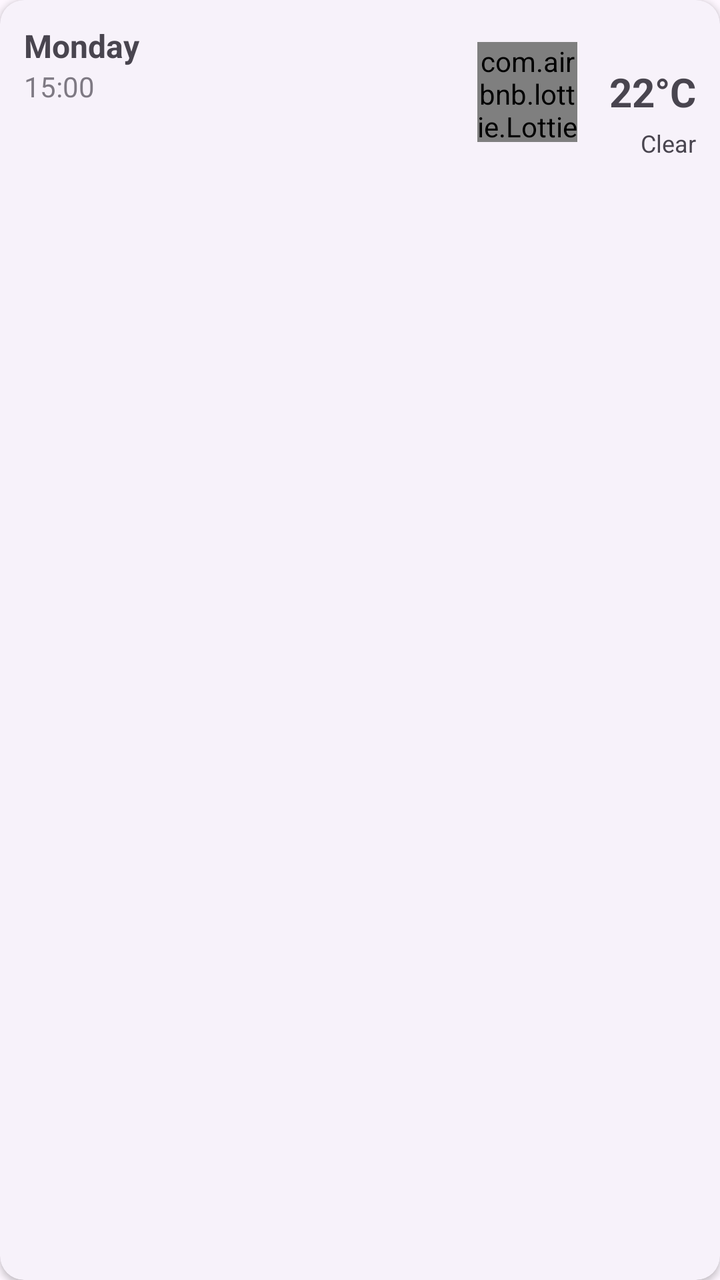
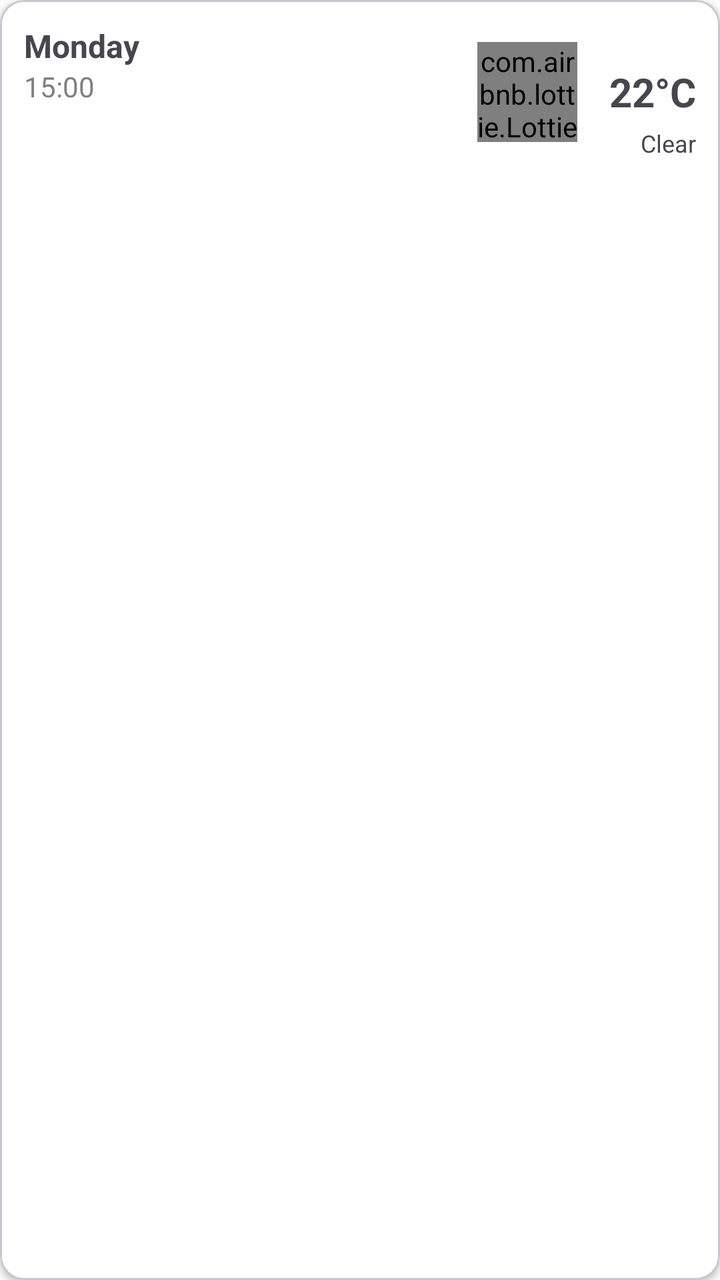

Screens rendered from an Android XML layout before and after an edit, with the pre-edit source and the edit as a unified diff.
<!-- AndroidManifest.xml: application theme Theme.StormCast -->
<!-- res/layout/item_forecast.xml -->
<?xml version="1.0" encoding="utf-8"?>
<com.google.android.material.card.MaterialCardView xmlns:android="http://schemas.android.com/apk/res/android"
    xmlns:app="http://schemas.android.com/apk/res-auto"
    style="@style/Widget.Material3.CardView.Elevated"
    android:layout_width="match_parent"
    android:layout_height="wrap_content"
    android:layout_marginHorizontal="16dp"
    android:layout_marginVertical="6dp"
    app:cardElevation="2dp"
    app:cardCornerRadius="12dp">

    <androidx.constraintlayout.widget.ConstraintLayout
        android:layout_width="match_parent"
        android:layout_height="wrap_content"
        android:padding="12dp">

        <TextView
            android:id="@+id/item_day"
            android:layout_width="wrap_content"
            android:layout_height="wrap_content"
            android:text="Monday"
            android:textSize="16sp"
            android:textStyle="bold"
            app:layout_constraintStart_toStartOf="parent"
            app:layout_constraintTop_toTopOf="parent" />

        <TextView
            android:id="@+id/item_time"
            android:layout_width="wrap_content"
            android:layout_height="wrap_content"
            android:text="15:00"
            android:textSize="14sp"
            android:alpha="0.7"
            app:layout_constraintStart_toStartOf="parent"
            app:layout_constraintTop_toBottomOf="@id/item_day" />

        <com.airbnb.lottie.LottieAnimationView
            android:id="@+id/item_lottie"
            android:layout_width="50dp"
            android:layout_height="50dp"
            app:lottie_loop="true"
            app:layout_constraintBottom_toBottomOf="parent"
            app:layout_constraintEnd_toStartOf="@id/item_temp"
            app:layout_constraintTop_toTopOf="parent"
            android:layout_marginEnd="16dp"/>

        <TextView
            android:id="@+id/item_temp"
            android:layout_width="wrap_content"
            android:layout_height="wrap_content"
            android:text="22°C"
            android:textSize="20sp"
            android:textStyle="bold"
            app:layout_constraintBottom_toBottomOf="parent"
            app:layout_constraintEnd_toEndOf="parent"
            app:layout_constraintTop_toTopOf="parent" />

        <TextView
            android:id="@+id/item_condition"
            android:layout_width="wrap_content"
            android:layout_height="wrap_content"
            android:text="Clear"
            android:textSize="12sp"
            android:layout_marginTop="4dp"
            app:layout_constraintEnd_toEndOf="@id/item_temp"
            app:layout_constraintTop_toBottomOf="@id/item_temp" />

    </androidx.constraintlayout.widget.ConstraintLayout>

</com.google.android.material.card.MaterialCardView>
<!-- resources referenced by this layout -->
<resources>
  <style name="Theme.StormCast" parent="Base.Theme.StormCast" />
  <style name="Base.Theme.StormCast" parent="Theme.Material3.DayNight.NoActionBar">
          
          
      </style>
</resources>

<!-- the commit's change to res/layout/item_forecast.xml (unified diff, before → after) -->
@@ -1,7 +1,6 @@
 <?xml version="1.0" encoding="utf-8"?>
 <com.google.android.material.card.MaterialCardView xmlns:android="http://schemas.android.com/apk/res/android"
     xmlns:app="http://schemas.android.com/apk/res-auto"
-    style="@style/Widget.Material3.CardView.Elevated"
     android:layout_width="match_parent"
     android:layout_height="wrap_content"
     android:layout_marginHorizontal="16dp"
<!-- resource entries referenced after the edit -->
@@ -3,7 +3,32 @@
   <style name="Theme.StormCast" parent="Base.Theme.StormCast" />
   <style name="Base.Theme.StormCast" parent="Theme.Material3.DayNight.NoActionBar">
           
+          <item name="colorPrimary">@color/primary</item>
+          <item name="colorSecondary">@color/secondary</item>
           
+          <item name="android:colorBackground">@color/background</item>
+          <item name="colorOnBackground">@color/on_surface</item>
+  
+          <item name="colorSurface">@color/surface</item>
+          <item name="colorOnSurface">@color/on_surface</item>
+  
+          <item name="colorSurfaceContainer">@color/surface</item>
+          <item name="colorSurfaceContainerLow">@color/surface</item>
+          <item name="colorSurfaceContainerHigh">@color/surface</item>
+          <item name="colorSurfaceContainerHighest">@color/surface</item>
+  
+          
+          <item name="elevationOverlayEnabled">false</item>
+  
+  
+          
+          <item name="android:statusBarColor">@android:color/transparent</item>
+          <item name="android:windowLightStatusBar">?attr/isLightTheme</item>
       </style>
+  <color name="primary">#4A90E2</color>
+  <color name="secondary">#50C878</color>
+  <color name="background">#FFFFFF</color>
+  <color name="on_surface">#000000</color>
+  <color name="surface">#FFFFFFFF</color>
 </resources>
 
